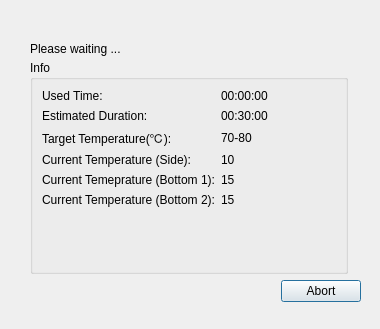
Liyezhong/Master, file ServiceSW/Master/Components/Diagnostics/Forms/RetortTimingDialog.ui: the form before one commit.
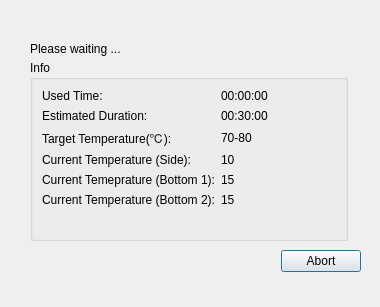
The form after the commit.

Commit message: update Retort and L&A

Patch:
```diff
--- a/ServiceSW/Master/Components/Diagnostics/Forms/RetortTimingDialog.ui
+++ b/ServiceSW/Master/Components/Diagnostics/Forms/RetortTimingDialog.ui
@@ -7,7 +7,7 @@
     <x>0</x>
     <y>0</y>
     <width>380</width>
-    <height>329</height>
+    <height>307</height>
    </rect>
   </property>
   <property name="windowTitle">
@@ -19,7 +19,7 @@
      <x>30</x>
      <y>60</y>
      <width>318</width>
-     <height>214</height>
+     <height>181</height>
     </rect>
    </property>
    <property name="title">
@@ -132,7 +132,7 @@
    <property name="geometry">
     <rect>
      <x>210</x>
-     <y>280</y>
+     <y>250</y>
      <width>151</width>
      <height>51</height>
     </rect>
```
The commit also changes 8 other files.
